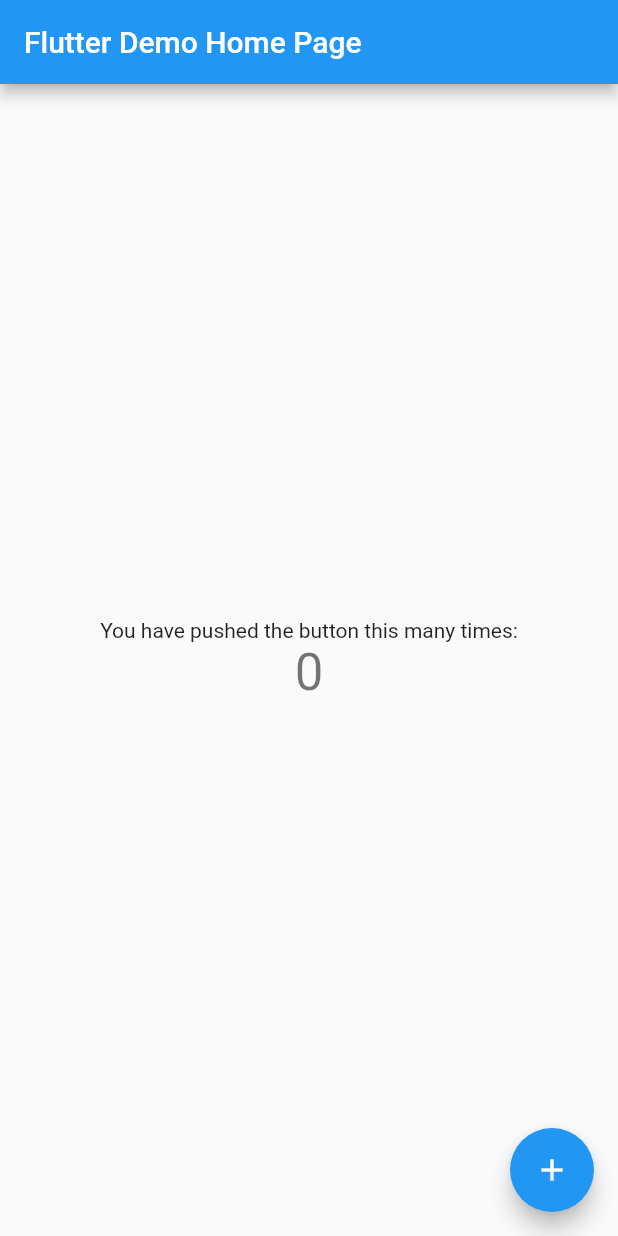
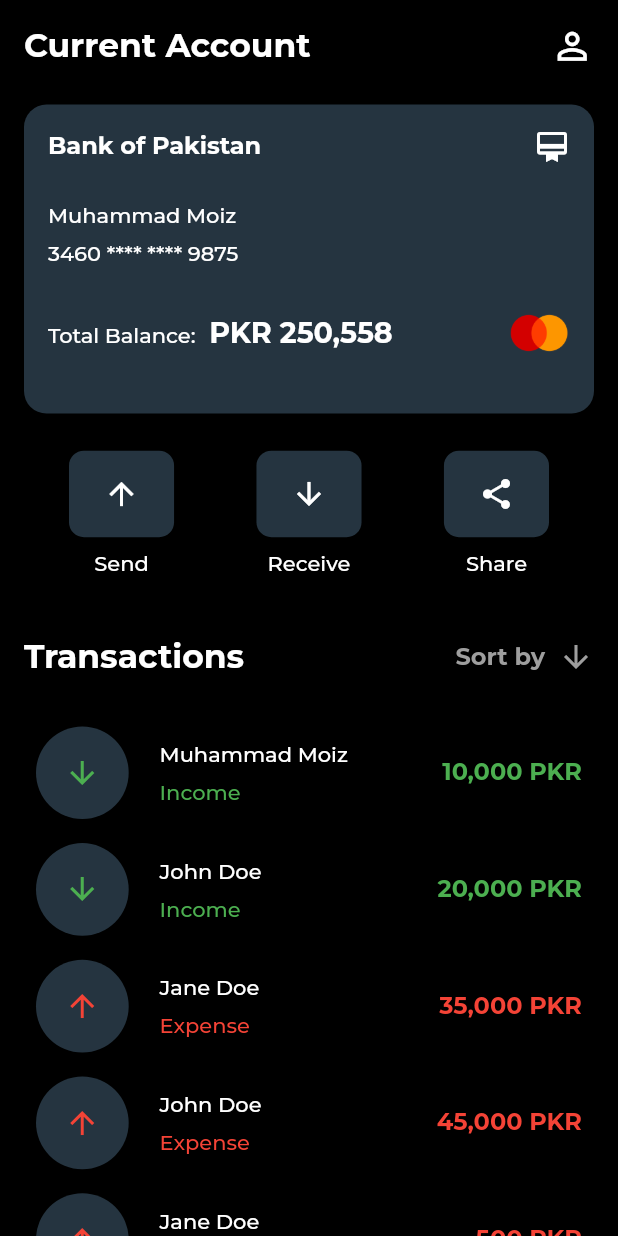
Before and after one commit to moiz97/Expense-UI, a Flutter app: the screen it shows after launch, on a phone screen of 412 x 824 dp. Run offline on Flutter 3.47's test engine with Material 2 defaults, Android fonts, the phone set to English and light mode, and no system bars; our stand-ins replace google_fonts.

Commit message:
home page

```diff
--- /dev/null
+++ b/lib/home.dart
@@ -0,0 +1,157 @@
+import 'package:expense_ui/responsiveness/layout.dart';
+import 'package:expense_ui/widgets/general.dart';
+import 'package:flutter/material.dart';
+
+class Home extends StatelessWidget {
+  const Home({Key? key}) : super(key: key);
+
+  final List _transactions = const [
+    {
+      'name': 'Muhammad Moiz',
+      'amount': '10,000',
+      'type': 'Income',
+    },
+    {
+      'name': 'John Doe',
+      'amount': '20,000',
+      'type': 'Income',
+    },
+    {
+      'name': 'Jane Doe',
+      'amount': '35,000',
+      'type': 'Expense',
+    },
+    {
+      'name': 'John Doe',
+      'amount': '45,000',
+      'type': 'Expense',
+    },
+    {
+      'name': 'Jane Doe',
+      'amount': '500',
+      'type': 'Expense',
+    },
+  ];
+
+  @override
+  Widget build(BuildContext context) {
+    return Scaffold(
+      backgroundColor: Colors.black,
+      body: SafeArea(
+        child: SingleChildScrollView(
+          child: Padding(
+            padding: const EdgeInsets.all(16.0),
+            child: Column(
+              children: [
+                topBar(context),
+                Spacers.verticalSpaceMedium(context),
+                const BankCard(
+                  bankName: "Bank of Pakistan",
+                  bankLogoPath: "assets/logos/mastercard_logo.png",
+                  bankNumber: "3460 **** **** 9875",
+                  bankBalance: "250,558",
+                  bankCurrency: "PKR",
+                  cardColor: Color.fromARGB(255, 46, 65, 80),
+                  customerName: "Muhammad Moiz",
+                ),
+                Spacers.verticalSpaceMedium(context),
+                pinnedWidgets(),
+                Spacers.verticalSpaceLarge(context),
+                transactionsHeading(context),
+                Spacers.verticalSpaceMedium(context),
+                ListView.builder(
+                  shrinkWrap: true,
+                  physics: const NeverScrollableScrollPhysics(),
+                  itemCount: _transactions.length,
+                  itemBuilder: (BuildContext context, int index) {
+                    return Padding(
+                      padding: const EdgeInsets.all(8.0),
+                      child: TransactionCard(
+                        name: _transactions[index]['name'],
+                        transactionAmount: _transactions[index]['amount'],
+                        transactionType: _transactions[index]['type'],
+                        transactionCurrency: "PKR",
+                      ),
+                    );
+                  },
+                ),
+              ],
+            ),
+          ),
+        ),
+      ),
+    );
+  }
+
+  Widget transactionsHeading(BuildContext context) {
+    return Row(
+      crossAxisAlignment: CrossAxisAlignment.center,
+      mainAxisAlignment: MainAxisAlignment.spaceBetween,
+      children: [
+        Text(
+          "Transactions",
+          style: Theme.of(context).textTheme.headline2!.copyWith(
+                fontSize: 22,
+              ),
+        ),
+        Row(
+          children: [
+            Text(
+              "Sort by ",
+              style: Theme.of(context).textTheme.headline3!.copyWith(
+                    color: Colors.grey,
+                  ),
+            ),
+            Spacers.horizontalSpaceTiny(context),
+            const Icon(
+              Icons.arrow_downward,
+              color: Colors.grey,
+            ),
+          ],
+        ),
+      ],
+    );
+  }
+
+  Widget pinnedWidgets() {
+    return Padding(
+      padding: const EdgeInsets.only(left: 30.0, right: 30.0),
+      child: Row(
+        mainAxisAlignment: MainAxisAlignment.spaceBetween,
+        children: const [
+          PinnedAction(
+            actionIcon: Icons.arrow_upward,
+            actionName: "Send",
+          ),
+          PinnedAction(
+            actionIcon: Icons.arrow_downward,
+            actionName: "Receive",
+          ),
+          PinnedAction(
+            actionIcon: Icons.share,
+            actionName: "Share",
+          ),
+        ],
+      ),
+    );
+  }
+
+  Widget topBar(BuildContext context) {
+    return Row(
+      mainAxisAlignment: MainAxisAlignment.spaceBetween,
+      children: [
+        Text(
+          "Current Account",
+          style: Theme.of(context).textTheme.headline2!.copyWith(
+                fontSize: 22,
+              ),
+        ),
+        const Icon(
+          Icons.person_outline,
+          color: Colors.white,
+          size: 29,
+        ),
+      ],
+    );
+  }
+}
--- a/lib/main.dart
+++ b/lib/main.dart
@@ -1,4 +1,7 @@
 import 'package:flutter/material.dart';
+import 'package:google_fonts/google_fonts.dart';
+
+import 'home.dart';
 
 void main() {
   runApp(const MyApp());
@@ -11,105 +14,35 @@
   @override
   Widget build(BuildContext context) {
     return MaterialApp(
+      debugShowCheckedModeBanner: false,
       title: 'Flutter Demo',
       theme: ThemeData(
-        // This is the theme of your application.
-        //
-        // Try running your application with "flutter run". You'll see the
-        // application has a blue toolbar. Then, without quitting the app, try
-        // changing the primarySwatch below to Colors.green and then invoke
-        // "hot reload" (press "r" in the console where you ran "flutter run",
-        // or simply save your changes to "hot reload" in a Flutter IDE).
-        // Notice that the counter didn't reset back to zero; the application
-        // is not restarted.
         primarySwatch: Colors.blue,
+        visualDensity: VisualDensity.adaptivePlatformDensity,
+        fontFamily: GoogleFonts.montserrat().fontFamily,
+        textTheme: const TextTheme(
+          headline1: TextStyle(
+            fontSize: 35,
+            fontWeight: FontWeight.bold,
+            color: Colors.white,
+          ),
+          headline2: TextStyle(
+            fontSize: 30,
+            fontWeight: FontWeight.bold,
+            color: Colors.white,
+          ),
+          headline3: TextStyle(
+            fontSize: 16,
+            fontWeight: FontWeight.bold,
+            color: Colors.white,
+          ),
+          bodyText1: TextStyle(
+            fontSize: 14,
+            color: Colors.white,
+          ),
+        ),
       ),
-      home: const MyHomePage(title: 'Flutter Demo Home Page'),
+      home: const Home(),
     );
   }
 }
-
-class MyHomePage extends StatefulWidget {
-  const MyHomePage({Key? key, required this.title}) : super(key: key);
-
-  // This widget is the home page of your application. It is stateful, meaning
-  // that it has a State object (defined below) that contains fields that affect
-  // how it looks.
-
-  // This class is the configuration for the state. It holds the values (in this
-  // case the title) provided by the parent (in this case the App widget) and
-  // used by the build method of the State. Fields in a Widget subclass are
-  // always marked "final".
-
-  final String title;
-
-  @override
-  State<MyHomePage> createState() => _MyHomePageState();
-}
-
-class _MyHomePageState extends State<MyHomePage> {
-  int _counter = 0;
-
-  void _incrementCounter() {
-    setState(() {
-      // This call to setState tells the Flutter framework that something has
-      // changed in this State, which causes it to rerun the build method below
-      // so that the display can reflect the updated values. If we changed
-      // _counter without calling setState(), then the build method would not be
-      // called again, and so nothing would appear to happen.
-      _counter++;
-    });
-  }
-
-  @override
-  Widget build(BuildContext context) {
-    // This method is rerun every time setState is called, for instance as done
-    // by the _incrementCounter method above.
-    //
-    // The Flutter framework has been optimized to make rerunning build methods
-    // fast, so that you can just rebuild anything that needs updating rather
-    // than having to individually change instances of widgets.
-    return Scaffold(
-      appBar: AppBar(
-        // Here we take the value from the MyHomePage object that was created by
-        // the App.build method, and use it to set our appbar title.
-        title: Text(widget.title),
-      ),
-      body: Center(
-        // Center is a layout widget. It takes a single child and positions it
-        // in the middle of the parent.
-        child: Column(
-          // Column is also a layout widget. It takes a list of children and
-          // arranges them vertically. By default, it sizes itself to fit its
-          // children horizontally, and tries to be as tall as its parent.
-          //
-          // Invoke "debug painting" (press "p" in the console, choose the
-          // "Toggle Debug Paint" action from the Flutter Inspector in Android
-          // Studio, or the "Toggle Debug Paint" command in Visual Studio Code)
-          // to see the wireframe for each widget.
-          //
-          // Column has various properties to control how it sizes itself and
-          // how it positions its children. Here we use mainAxisAlignment to
-          // center the children vertically; the main axis here is the vertical
-          // axis because Columns are vertical (the cross axis would be
-          // horizontal).
-          mainAxisAlignment: MainAxisAlignment.center,
-          children: <Widget>[
-            const Text(
-              'You have pushed the button this many times:',
-            ),
-            Text(
-              '$_counter',
-              style: Theme.of(context).textTheme.headline4,
-            ),
-          ],
-        ),
-      ),
-      floatingActionButton: FloatingActionButton(
-        onPressed: _incrementCounter,
-        tooltip: 'Increment',
-        child: const Icon(Icons.add),
-      ), // This trailing comma makes auto-formatting nicer for build methods.
-    );
-  }
-}
--- /dev/null
+++ b/lib/responsiveness/layout.dart
@@ -0,0 +1,45 @@
+import 'package:flutter/material.dart';
+
+class Spacers {
+  BuildContext context;
+  Spacers({required this.context});
+  static Widget verticalSpace(double height) {
+    return SizedBox(height: height);
+  }
+
+  static Widget horizontalSpace(double width) {
+    return SizedBox(width: width);
+  }
+
+  static Widget verticalSpaceTiny(context) {
+    return verticalSpace(MediaQuery.of(context).size.height * 0.01);
+  }
+
+  static Widget verticalSpaceSmall(context) {
+    return verticalSpace(MediaQuery.of(context).size.height * 0.02);
+  }
+
+  static Widget verticalSpaceMedium(context) {
+    return verticalSpace(MediaQuery.of(context).size.height * 0.03);
+  }
+
+  static Widget verticalSpaceLarge(context) {
+    return verticalSpace(MediaQuery.of(context).size.height * 0.05);
+  }
+
+  static Widget horizontalSpaceTiny(context) {
+    return horizontalSpace(MediaQuery.of(context).size.width * 0.01);
+  }
+
+  static Widget horizontalSpaceSmall(context) {
+    return horizontalSpace(MediaQuery.of(context).size.width * 0.02);
+  }
+
+  static Widget horizontalSpaceMedium(context) {
+    return horizontalSpace(MediaQuery.of(context).size.width * 0.05);
+  }
+
+  static Widget horizontalSpaceLarge(context) {
+    return horizontalSpace(MediaQuery.of(context).size.width * 0.07);
+  }
+}
--- /dev/null
+++ b/lib/widgets/general.dart
@@ -0,0 +1,203 @@
+import 'package:expense_ui/responsiveness/layout.dart';
+import 'package:flutter/material.dart';
+
+class BankCard extends StatelessWidget {
+  final String bankName;
+  final String bankLogoPath;
+  final String bankNumber;
+  final String bankBalance;
+  final String bankCurrency;
+  final Color cardColor;
+  final String customerName;
+  const BankCard({
+    Key? key,
+    required this.bankName,
+    required this.bankLogoPath,
+    required this.bankNumber,
+    required this.bankBalance,
+    required this.bankCurrency,
+    required this.cardColor,
+    required this.customerName,
+  }) : super(key: key);
+
+  @override
+  Widget build(BuildContext context) {
+    double _deviceHeight = MediaQuery.of(context).size.height;
+    double _deviceWidth = MediaQuery.of(context).size.width;
+    return Container(
+      width: _deviceWidth * 1,
+      height: _deviceHeight * 0.25,
+      decoration: BoxDecoration(
+        color: cardColor.withOpacity(0.8),
+        borderRadius: BorderRadius.circular(15),
+      ),
+      child: Padding(
+        padding: const EdgeInsets.all(16.0),
+        child: Column(
+          crossAxisAlignment: CrossAxisAlignment.start,
+          children: [
+            Row(
+              children: [
+                Text(
+                  bankName,
+                  style: Theme.of(context).textTheme.headline3!,
+                ),
+                const Spacer(),
+                const Icon(
+                  Icons.wallet_membership,
+                  color: Colors.white,
+                ),
+              ],
+            ),
+            Spacers.verticalSpaceMedium(context),
+            Column(
+              crossAxisAlignment: CrossAxisAlignment.start,
+              children: [
+                Text(
+                  customerName,
+                  style: Theme.of(context).textTheme.bodyText1!,
+                ),
+                Spacers.verticalSpaceTiny(context),
+                Text(
+                  bankNumber,
+                  style: Theme.of(context).textTheme.bodyText1!,
+                ),
+              ],
+            ),
+            Spacers.verticalSpaceMedium(context),
+            Row(
+              children: [
+                RichText(
+                  textAlign: TextAlign.center,
+                  text: TextSpan(
+                    children: [
+                      TextSpan(
+                        text: "Total Balance: ",
+                        style: Theme.of(context).textTheme.bodyText1!,
+                      ),
+                      TextSpan(
+                        text: " " + bankCurrency + " " + bankBalance,
+                        style: Theme.of(context)
+                            .textTheme
+                            .headline1!
+                            .copyWith(fontSize: 19),
+                      ),
+                    ],
+                  ),
+                ),
+                const Spacer(),
+                Image.asset(
+                  bankLogoPath,
+                  height: _deviceHeight * 0.05,
+                ),
+              ],
+            ),
+          ],
+        ),
+      ),
+    );
+  }
+}
+
+class PinnedAction extends StatelessWidget {
+  final String actionName;
+  final IconData actionIcon;
+
+  const PinnedAction(
+      {Key? key, required this.actionName, required this.actionIcon})
+      : super(key: key);
+
+  @override
+  Widget build(BuildContext context) {
+    double _deviceHeight = MediaQuery.of(context).size.height;
+    double _deviceWidth = MediaQuery.of(context).size.width;
+    return Column(
+      children: [
+        Container(
+          width: _deviceWidth * 0.17,
+          height: _deviceHeight * 0.07,
+          decoration: BoxDecoration(
+            color: const Color.fromARGB(255, 46, 65, 80).withOpacity(0.8),
+            borderRadius: BorderRadius.circular(10),
+          ),
+          child: Center(
+            child: Icon(
+              actionIcon,
+              color: Colors.white,
+            ),
+          ),
+        ),
+        Spacers.verticalSpaceTiny(context),
+        Text(
+          actionName,
+          style: Theme.of(context).textTheme.bodyText1!,
+        ),
+      ],
+    );
+  }
+}
+
+class TransactionCard extends StatelessWidget {
+  final String name;
+  final String transactionAmount;
+  final String transactionType;
+  final String transactionCurrency;
+  const TransactionCard({
+    Key? key,
+    required this.name,
+    required this.transactionAmount,
+    required this.transactionType,
+    required this.transactionCurrency,
+  }) : super(key: key);
+
+  @override
+  Widget build(BuildContext context) {
+    return Row(
+      children: [
+        Container(
+          width: MediaQuery.of(context).size.width * 0.15,
+          height: MediaQuery.of(context).size.width * 0.15,
+          decoration: BoxDecoration(
+            color: const Color.fromARGB(255, 46, 65, 80).withOpacity(0.8),
+            borderRadius: BorderRadius.circular(100),
+          ),
+          child: Center(
+            child: transactionType == "Income"
+                ? const Icon(
+                    Icons.arrow_downward,
+                    color: Colors.green,
+                  )
+                : const Icon(
+                    Icons.arrow_upward,
+                    color: Colors.red,
+                  ),
+          ),
+        ),
+        Spacers.horizontalSpaceMedium(context),
+        Column(
+          crossAxisAlignment: CrossAxisAlignment.start,
+          children: [
+            Text(
+              name,
+              style: Theme.of(context).textTheme.bodyText1!,
+            ),
+            Spacers.verticalSpaceTiny(context),
+            Text(
+              transactionType,
+              style: Theme.of(context).textTheme.bodyText1!.copyWith(
+                  color:
+                      transactionType == "Income" ? Colors.green : Colors.red),
+            ),
+          ],
+        ),
+        const Spacer(),
+        Text(
+          transactionAmount + " " + transactionCurrency,
+          style: Theme.of(context).textTheme.headline3!.copyWith(
+                color: transactionType == "Income" ? Colors.green : Colors.red,
+              ),
+        ),
+      ],
+    );
+  }
+}
```
Also changed, not shown: pubspec.yaml (+9 -21 lines), assets/logos/mastercard_logo.png (added), pubspec.lock.
